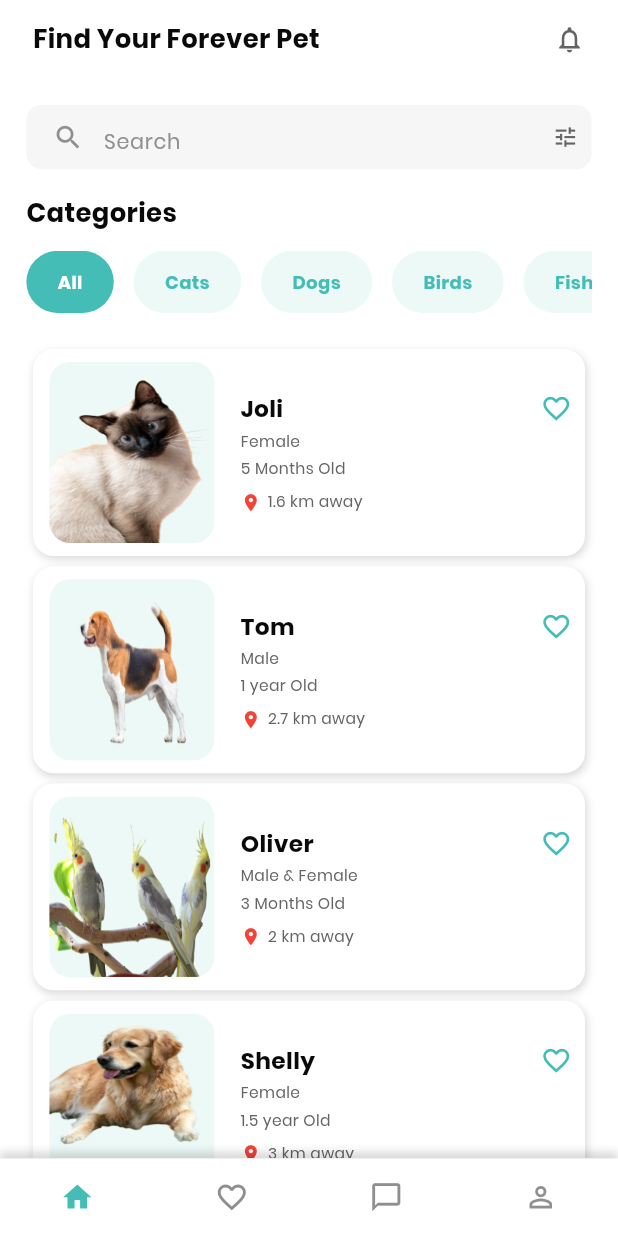
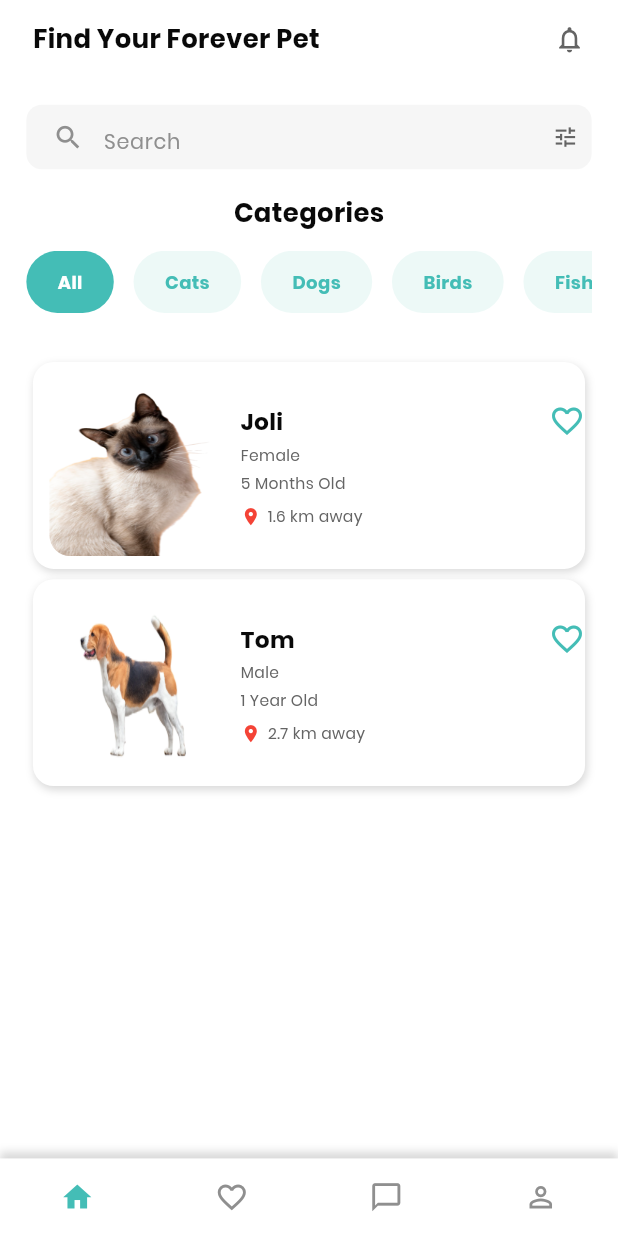
Before and after one commit to nadiakhaled1411999/PetFinder_app, a Flutter app: the HomeScreen screen opened by its route, on a phone screen of 412 x 824 dp. Run offline on Flutter 3.47's test engine with Material 3 defaults, Android fonts, the light colour scheme and no system bars; our stand-ins replace flutter_screenutil.

Commit message:
done fix error in  home screen and pet details screen

```diff
--- a/lib/core/routing/app_router.dart
+++ b/lib/core/routing/app_router.dart
@@ -1,5 +1,6 @@
 import 'package:flutter/material.dart';
 import 'package:petfinder_app/core/routing/routes.dart';
+import 'package:petfinder_app/features/home/domain/models/pet.dart';
 import 'package:petfinder_app/features/home/presentation/view/favorites_screen.dart';
 import 'package:petfinder_app/features/home/presentation/view/home_screen.dart';
 import 'package:petfinder_app/features/home/presentation/view/pet_details_screen.dart';
@@ -18,22 +19,12 @@ class PetFinderAppRouter {
             builder: (context) => const OnboardingScreen());
       case Routes.homeScreen:
         return MaterialPageRoute(builder: (context) => const HomeScreen());
+      case Routes.petDetailsScreen:
+        final pet = settings.arguments as Pet;
+        return MaterialPageRoute(
+          builder: (_) => PetDetailsScreen(pet: pet),
+        );
 
-      case Routes.petDetailsScreen:
-        final args = settings.arguments as Map<String, dynamic>;
-        return MaterialPageRoute(
-          builder: (context) => PetDetailsScreen(
-            name: args['name'],
-            gender: args['gender'],
-            age: args['age'],
-            weight: args['weight'],
-            distance: args['distance'],
-            price: args['price'],
-            about: args['about'],
-            imagePath: args['imagePath'],
-            isFavorite: args['isFavorite'] ?? false,
-          ),
-        );
       case Routes.favoritesScreen:
         return MaterialPageRoute(
           builder: (context) => const FavoritesScreen(),
--- /dev/null
+++ b/lib/features/home/data/models/pets_dummy_data.dart
@@ -0,0 +1,29 @@
+import 'package:petfinder_app/core/constants/app_assets.dart';
+import 'package:petfinder_app/features/home/domain/models/pet.dart';
+
+List<Pet> petsDummyData = [
+  Pet(
+    id: 1,
+    name: 'Joli',
+    gender: 'Female',
+    age: '5 Months Old',
+    weight: '4 kg',
+    distance: '1.6 km away',
+    price: '\$70',
+    category: 'Cats',
+    imagePath: AppAssets.cat,
+    about: 'Cute and calm cat.',
+  ),
+  Pet(
+    id: 2,
+    name: 'Tom',
+    gender: 'Male',
+    age: '1 Year Old',
+    weight: '10 kg',
+    distance: '2.7 km away',
+    price: '\$95',
+    category: 'Dogs',
+    imagePath: AppAssets.dog2,
+    about: 'Friendly and playful dog.',
+  ),
+];
--- /dev/null
+++ b/lib/features/home/domain/models/pet.dart
@@ -0,0 +1,27 @@
+class Pet {
+  final int id;
+  final String name;
+  final String gender;
+  final String age;
+  final String weight;
+  final String distance;
+  final String price;
+  final String about;
+  final String imagePath;
+  final String category;
+  bool isFavorite;
+
+  Pet({
+    required this.id,
+    required this.name,
+    required this.gender,
+    required this.age,
+    required this.weight,
+    required this.distance,
+    required this.price,
+    required this.about,
+    required this.imagePath,
+    required this.category,
+    this.isFavorite = false,
+  });
+}
--- a/lib/features/home/presentation/view/home_screen.dart
+++ b/lib/features/home/presentation/view/home_screen.dart
@@ -1,10 +1,9 @@
 import 'package:flutter/material.dart';
 import 'package:flutter_screenutil/flutter_screenutil.dart';
-import 'package:petfinder_app/core/constants/app_assets.dart';
 import 'package:petfinder_app/core/helpers/spacing.dart';
 import 'package:petfinder_app/core/routing/routes.dart';
 import 'package:petfinder_app/core/theming/app_text_styles.dart';
-import 'package:petfinder_app/features/home/presentation/view/pet_details_screen.dart';
+import 'package:petfinder_app/features/home/data/models/pets_dummy_data.dart';
 import 'package:petfinder_app/features/home/presentation/view/pet_details_screen.dart';
 import 'package:petfinder_app/features/home/presentation/widgets/bottom_nav_bar.dart';
 import 'package:petfinder_app/features/home/presentation/widgets/categories_list.dart';
@@ -13,7 +12,7 @@ import 'package:petfinder_app/features/home/presentation/widgets/pet_card.dart';
 import 'package:petfinder_app/features/home/presentation/widgets/search_bar_widget.dart';
 
 class HomeScreen extends StatefulWidget {
-  const HomeScreen({Key? key}) : super(key: key);
+  const HomeScreen({super.key});
 
   @override
   State<HomeScreen> createState() => _HomeScreenState();
@@ -24,30 +23,23 @@ class _HomeScreenState extends State<HomeScreen> {
 
   @override
   Widget build(BuildContext context) {
+    final pets = selectedCategory == 'All'
+        ? petsDummyData
+        : petsDummyData.where((p) => p.category == selectedCategory).toList();
+
     return Scaffold(
       body: SafeArea(
         child: Column(
           children: [
-            // App Bar
             const HomeAppBar(),
-
             verticalSpace(20),
-
-            // Search Bar
             Padding(
               padding: EdgeInsets.symmetric(horizontal: 16.w),
               child: const SearchBarWidget(),
             ),
-
             verticalSpace(20),
-
-            // Categories
-
-            Column(
-              crossAxisAlignment: CrossAxisAlignment.start,
-              children: [
             Padding(
-                  padding: EdgeInsets.only(left: 16.w),
+              padding: EdgeInsets.only(left: 0.w),
               child: Text(
                 'Categories',
                 style: AppTextStyles.font20BlackBold,
@@ -62,31 +54,28 @@ class _HomeScreenState extends State<HomeScreen> {
                 });
               },
             ),
-              ],
-            ),
-
             verticalSpace(24),
-
-            // Pets List
             Expanded(
               child: ListView.builder(
-                padding: EdgeInsets.only(
-                  left: 20.w,
-                  right: 20.w,
-                  bottom: 20.h,
+                padding: EdgeInsets.symmetric(
+                  horizontal: 20.w,
+                  vertical: 10.h,
                 ),
-
-                itemCount: _getDummyPets().length,
-
+                itemCount: pets.length,
                 itemBuilder: (context, index) {
+                  final pet = pets[index];
                   return PetCard(
-                    name: _getDummyPets()[index]['name']!,
-                    gender: _getDummyPets()[index]['gender']!,
-                    age: _getDummyPets()[index]['age']!,
-                    distance: _getDummyPets()[index]['distance']!,
-                    imagePath: _getDummyPets()[index]['imagePath']!,
-                    isFavorite: false,
-                    onFavoritePressed: () {},
+                    pet: pet,
+                    onFavoritePressed: () {
+                      setState(() {
+                        pet.isFavorite = !pet.isFavorite;
+                        Navigator.pushNamed(
+                          context,
+                          Routes.petDetailsScreen,
+                          arguments: petsDummyData[index],
+                        );
+                      });
+                    },
                   );
                 },
               ),
@@ -98,52 +87,13 @@ class _HomeScreenState extends State<HomeScreen> {
         currentIndex: 0,
         onTap: (index) {
           if (index == 1) {
-            Navigator.pushNamedAndRemoveUntil(
+            Navigator.pushNamed(
               context,
-              Routes.petDetailsScreen,
-              (route) => false,
+              Routes.favoritesScreen,
             );
           }
         },
       ),
     );
   }
-
-  // Dummy Data
-  List<Map<String, String>> _getDummyPets() {
-    return [
-      {
-        'name': 'Joli',
-        'gender': 'Female',
-        'age': '5 Months Old',
-        'distance': '1.6 km away',
-        'image': 'cat',
-        'imagePath': AppAssets.cat,
-      },
-      {
-        'name': 'Tom',
-        'gender': 'Male',
-        'age': '1 year Old',
-        'distance': '2.7 km away',
-        'image': 'dog2',
-        'imagePath': AppAssets.dog2,
-      },
-      {
-        'name': 'Oliver',
-        'gender': 'Male & Female',
-        'age': '3 Months Old',
-        'distance': '2 km away',
-        'image': 'sunny',
-        'imagePath': AppAssets.sunny,
-      },
-      {
-        'name': 'Shelly',
-        'gender': 'Female',
-        'age': '1.5 year Old',
-        'distance': '3 km away',
-        'image': 'dog',
-        'imagePath': AppAssets.dog,
-      },
-    ];
 }
-}
--- a/lib/features/home/presentation/widgets/pet_card.dart
+++ b/lib/features/home/presentation/widgets/pet_card.dart
@@ -4,26 +4,17 @@ import 'package:petfinder_app/core/helpers/spacing.dart';
 import 'package:petfinder_app/core/routing/routes.dart';
 import 'package:petfinder_app/core/theming/app_colors.dart';
 import 'package:petfinder_app/core/theming/app_text_styles.dart';
+import 'package:petfinder_app/features/home/domain/models/pet.dart';
 
  class PetCard extends StatelessWidget {
-  final String name;
-  final String gender;
-  final String age;
-  final String distance;
-  final String imagePath;
-  final bool isFavorite;
+  final Pet pet;
   final VoidCallback onFavoritePressed;
 
   const PetCard({
-    Key? key,
-    required this.name,
-    required this.gender,
-    required this.age,
-    required this.distance,
-    required this.imagePath,
-    required this.isFavorite,
+    super.key,
+    required this.pet,
     required this.onFavoritePressed,
-  }) : super(key: key);
+  });
 
   @override
   Widget build(BuildContext context) {
@@ -32,18 +23,7 @@ class PetCard extends StatelessWidget {
         Navigator.pushNamed(
           context,
           Routes.petDetailsScreen,
-          arguments: {
-            'name': name,
-            'gender': gender,
-            'age': age,
-            'weight': '10 kg',
-            'distance': distance,
-            'price': '\$95',
-            'about':
-                "Tom is a playful and loyal Golden Retriever who loves being around people.He’s 1 years old, full of energy, and always ready for a game of fetch.Tom enjoys morning walks, belly rubs, and taking long naps after playtime.He’s gentle with kids, gets along well with other pets, and makes the perfect family companion.",
-            'imagePath': imagePath,
-            'isFavorite': isFavorite,
-          },
+          arguments: pet,
         );
       },
       child: Container(
@@ -64,57 +44,54 @@ class PetCard extends StatelessWidget {
           children: [
             Padding(
               padding: EdgeInsets.only(left: 10.w),
-              child: Container(
-                width: 100.w,
-                height: 140.h,
-                decoration: BoxDecoration(
-                  color: AppColors.white2,
-                  borderRadius: BorderRadius.circular(16.r),
-                ),
               child: ClipRRect(
                 borderRadius: BorderRadius.circular(16.r),
                 child: Image.asset(
-                    imagePath,
+                  pet.imagePath,
+                  width: 100.w,
+                  height: 140.h,
                   fit: BoxFit.fill,
-                  ),
                 ),
               ),
             ),
             horizontalSpace(16),
             Expanded(
               child: Column(
+                mainAxisAlignment: MainAxisAlignment.center,
                 crossAxisAlignment: CrossAxisAlignment.start,
-                mainAxisAlignment: MainAxisAlignment.center,
                 children: [
                   Row(
                     mainAxisAlignment: MainAxisAlignment.spaceBetween,
                     children: [
-                      Text(name, style: AppTextStyles.font18BlackBold),
-                      Padding(
-                        padding: EdgeInsets.only(right: 8.w),
-                        child: GestureDetector(
+                      Text(pet.name,
+                          style: AppTextStyles.font18BlackBold),
+                      GestureDetector(
                         onTap: onFavoritePressed,
                         child: Icon(
-                            isFavorite ? Icons.favorite : Icons.favorite_border,
-                            color: isFavorite
+                          pet.isFavorite
+                              ? Icons.favorite
+                              : Icons.favorite_border,
+                          color: pet.isFavorite
                               ? Colors.red
                               : AppColors.primaryColor,
-                            size: 24.sp,
-                          ),
                         ),
                       ),
                     ],
                   ),
                   verticalSpace(4),
-                  Text(gender, style: AppTextStyles.font12Grey3Regular),
+                  Text(pet.gender,
+                      style: AppTextStyles.font12Grey3Regular),
                   verticalSpace(4),
-                  Text(age, style: AppTextStyles.font12Grey3Regular),
+                  Text(pet.age,
+                      style: AppTextStyles.font12Grey3Regular),
                   verticalSpace(8),
                   Row(
                     children: [
-                      Icon(Icons.location_on, color: Colors.red, size: 16.sp),
+                      Icon(Icons.location_on,
+                          color: Colors.red, size: 16.sp),
                       horizontalSpace(4),
-                      Text(distance, style: AppTextStyles.font12Grey3Regular),
+                      Text(pet.distance,
+                          style: AppTextStyles.font12Grey3Regular),
                     ],
                   ),
                 ],
```
Also changed, not shown: lib/features/home/presentation/view/pet_details_screen.dart (+21 -49 lines). Lines whose indentation alone changed are shown as unchanged.
